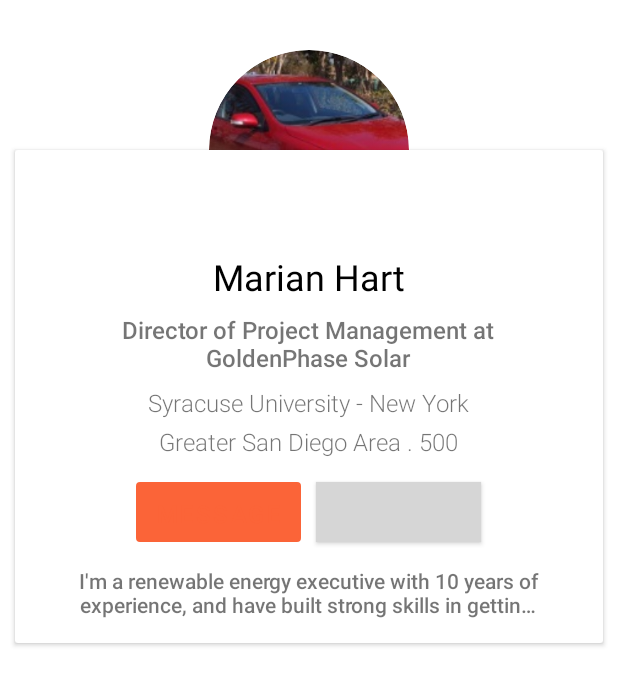
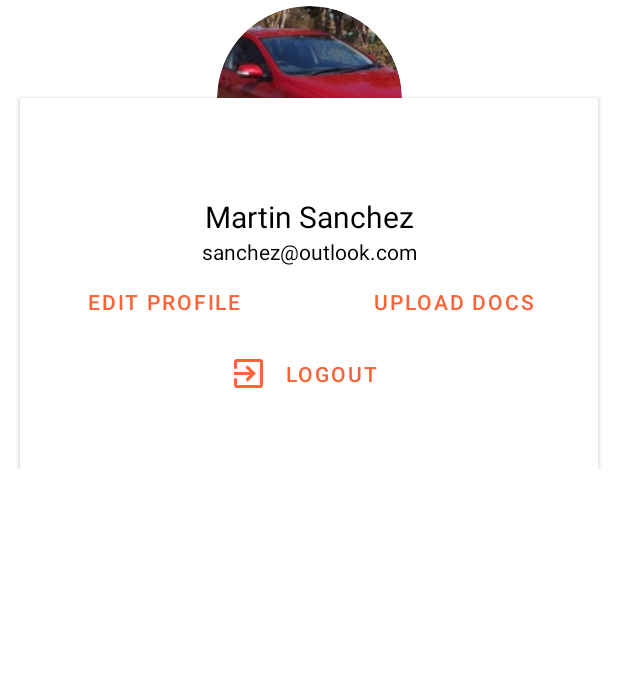
Before and after one commit to WambuaSimon/Unicorn-car-rental, an Android app: the layout profile.xml on its own in the app's theme, with its tools: preview values and no code run, on a phone screen of 412 x 824 dp. Shown: the top 685 px of the screen. Run offline under Robolectric (Android 15) with nearby library versions, the phone set to English and light mode, and no system bars; grey boxes are pictures that could not be loaded.

Commit message:
completed profile

```diff
--- a/app/build.gradle
+++ b/app/build.gradle
@@ -45,4 +45,6 @@ dependencies {
     implementation 'io.github.ivanespitiac:imageslider:1.0.2'
     implementation 'de.hdodenhof:circleimageview:2.0.0'
     implementation 'androidx.coordinatorlayout:coordinatorlayout:1.0.0'
+    implementation 'com.github.zawadz88.materialpopupmenu:material-popup-menu:3.4.0'
+    implementation "org.jetbrains.anko:anko:$anko_version"
 }
--- /dev/null
+++ b/app/src/main/res/drawable/exit_drawable.xml
@@ -0,0 +1,10 @@
+<?xml version="1.0" encoding="utf-8"?>
+<layer-list xmlns:android="http://schemas.android.com/apk/res/android" >
+
+    <item
+            android:drawable="@drawable/exit"
+            android:width="@dimen/_20sdp"
+            android:height="@dimen/_20sdp"
+    />
+
+</layer-list >
--- a/app/src/main/res/layout/photo_header.xml
+++ b/app/src/main/res/layout/photo_header.xml
@@ -6,18 +6,17 @@
 
     <de.hdodenhof.circleimageview.CircleImageView
             android:id="@+id/civProfilePic"
-            android:layout_width="140dp"
-            android:layout_height="140dp"
+            android:layout_width="@dimen/_100sdp"
+            android:layout_height="@dimen/_100sdp"
             android:src="@drawable/fielder"
             app:civ_border_color="#ffffff"
             app:civ_border_width="3dp" />
 
-    <TextView
+    <ImageView
+            android:visibility="gone"
             android:id="@+id/tvLevel"
             android:layout_width="wrap_content"
             android:layout_height="wrap_content"
-            android:text="2nd"
-            android:textSize="14sp"
-            android:fontFamily="sans-serif-condensed"
+            android:src="@android:drawable/ic_menu_edit"
             android:layout_gravity="bottom|end" />
 </FrameLayout>
--- a/app/src/main/res/layout/profile.xml
+++ b/app/src/main/res/layout/profile.xml
@@ -4,125 +4,8 @@
         xmlns:app="http://schemas.android.com/apk/res-auto"
         android:layout_width="match_parent"
         android:orientation="vertical"
-        android:layout_height="wrap_content" xmlns:androidx.coordinatorlayout="http://schemas.android.com/tools">
+        android:layout_height="wrap_content">
 
-
-    <RelativeLayout
-            android:id="@+id/relativeLayout"
-            android:layout_width="match_parent"
-            android:layout_height="match_parent"
-            android:layout_marginBottom="16dp"
-            android:layout_marginEnd="10dp"
-            android:layout_marginLeft="10dp"
-            android:layout_marginRight="10dp"
-            android:layout_marginStart="10dp"
-            android:layout_marginTop="100dp"
-            android:paddingBottom="16dp"
-            android:elevation="2dp"
-            android:background="@drawable/profile_background">
-
-        <TextView
-                android:id="@+id/tvName"
-                android:layout_width="wrap_content"
-                android:layout_height="wrap_content"
-                android:layout_centerHorizontal="true"
-                android:layout_marginTop="68dp"
-                android:layout_marginBottom="8dp"
-                android:text="Marian Hart"
-                android:textSize="24sp"
-                android:textColor="@android:color/black"
-                android:fontFamily="sans-serif"/>
-
-        <TextView
-                android:id="@+id/tvTitle"
-                android:layout_width="250dp"
-                android:layout_height="wrap_content"
-                android:layout_centerHorizontal="true"
-                android:layout_below="@id/tvName"
-                android:layout_marginBottom="8dp"
-                android:gravity="center"
-                android:lines="2"
-                android:text="Director of Project Management at GoldenPhase Solar"
-                android:textSize="16sp"
-                android:fontFamily="sans-serif-medium"/>
-
-        <TextView
-                android:id="@+id/tvEducation"
-                android:layout_width="wrap_content"
-                android:layout_height="wrap_content"
-                android:layout_centerHorizontal="true"
-                android:layout_below="@id/tvTitle"
-                android:layout_marginBottom="4dp"
-                android:text="Syracuse University - New York"
-                android:textSize="16sp"
-                android:fontFamily="sans-serif-light"/>
-
-        <TextView
-                android:id="@+id/tvAddress"
-                android:layout_width="wrap_content"
-                android:layout_height="wrap_content"
-                android:layout_centerHorizontal="true"
-                android:layout_below="@id/tvEducation"
-                android:layout_marginBottom="16dp"
-                android:text="Greater San Diego Area . 500"
-                android:textSize="16sp"
-                android:fontFamily="sans-serif-light"/>
-
-        <Space
-                android:id="@+id/spaceHolder"
-                android:layout_width="10dp"
-                android:layout_height="0dp"
-                android:layout_below="@id/tvEducation"
-                android:layout_centerHorizontal="true" />
-
-        <Button
-                android:id="@+id/btnMessage"
-                android:layout_width="110dp"
-                android:layout_height="40dp"
-                android:layout_toLeftOf="@id/spaceHolder"
-                android:layout_toStartOf="@id/spaceHolder"
-                android:layout_below="@id/tvAddress"
-                android:layout_marginBottom="16dp"
-                android:paddingStart="10dp"
-                android:paddingLeft="10dp"
-                android:paddingRight="10dp"
-                android:paddingEnd="10dp"
-                android:background="@drawable/message_button"
-                android:textColor="@color/colorAccent"
-                android:text="message"
-                android:textSize="16sp"
-                android:fontFamily="sans-serif-medium"/>
-
-        <Button
-                android:layout_width="110dp"
-                android:layout_height="40dp"
-                android:layout_toRightOf="@id/spaceHolder"
-                android:layout_toEndOf="@id/spaceHolder"
-                android:layout_below="@id/tvAddress"
-                android:layout_marginBottom="16dp"
-                android:paddingStart="10dp"
-                android:paddingLeft="10dp"
-                android:paddingRight="10dp"
-                android:paddingEnd="10dp"
-                android:background="@drawable/connect_button"
-                android:textColor="@android:color/white"
-                android:text="connect"
-                android:textSize="16sp"
-                android:fontFamily="sans-serif-medium"/>
-
-        <TextView
-                android:id="@+id/tvSummary"
-                android:layout_width="310dp"
-                android:layout_height="wrap_content"
-                android:layout_centerHorizontal="true"
-                android:layout_below="@id/btnMessage"
-                android:gravity="center"
-                android:lines="2"
-                android:ellipsize="end"
-                android:text="I'm a renewable energy executive with 10 years of experience, and have built strong skills in getting companies"
-                android:textSize="14sp"
-                android:fontFamily="sans-serif-medium"/>
-    </RelativeLayout>
     <include
             android:id="@+id/photoHeader"
             layout="@layout/photo_header"
@@ -131,5 +14,104 @@
             app:layout_anchor="@id/relativeLayout"
             app:layout_anchorGravity="top|center"/>
 
+    <LinearLayout
+            android:id="@+id/relativeLayout"
+            android:layout_width="match_parent"
+            android:layout_marginStart="@dimen/_10sdp"
+            android:layout_marginEnd="@dimen/_10sdp"
+            android:layout_height="wrap_content"
+
+            android:background="@color/white"
+            android:layout_marginTop="@dimen/_50sdp"
+            android:orientation="vertical"
+            android:elevation="2dp">
+
+
+        <TextView
+                android:text="Martin Sanchez"
+                android:textSize="20sp"
+                android:textColor="@color/black"
+                android:gravity="center"
+                android:id="@+id/name"
+                android:layout_marginTop="@dimen/_50sdp"
+                android:layout_width="match_parent"
+                android:layout_height="wrap_content"
+        />
+
+        <TextView android:layout_width="match_parent"
+                  android:text="sanchez@outlook.com"
+                  android:gravity="center"
+                  android:id="@+id/email"
+                  android:textColor="@color/black"
+                  android:layout_height="wrap_content"/>
+
+        <LinearLayout
+                android:layout_width="match_parent"
+                android:weightSum="1"
+                android:orientation="horizontal"
+                android:layout_gravity="center"
+                android:layout_height="wrap_content">
+
+            <com.google.android.material.button.MaterialButton
+                    android:id="@+id/edit_profile"
+                    style="@style/Widget.MaterialComponents.Button.TextButton"
+                    android:layout_width="0dp"
+                    android:layout_weight="0.5"
+                    android:layout_height="wrap_content"
+                    android:text="Edit Profile"/>
+
+
+            <com.google.android.material.button.MaterialButton
+                    android:id="@+id/upload_docs"
+                    style="@style/Widget.MaterialComponents.Button.TextButton"
+                    android:layout_width="0dp"
+                    android:layout_weight="0.5"
+                    android:layout_height="wrap_content"
+                    android:text="Upload Docs"/>
+
+
+        </LinearLayout>
+
+
+        <LinearLayout
+                android:layout_width="match_parent"
+                android:weightSum="1"
+                android:gravity="center"
+
+                android:orientation="horizontal"
+                android:layout_gravity="center"
+                android:layout_height="wrap_content">
+
+            <ImageButton
+                    android:layout_gravity="center"
+                    android:layout_width="0dp"
+                    android:layout_weight="0.1"
+                    android:tint="@color/colorAccent"
+                    android:layout_height="wrap_content"
+                    android:src="@drawable/exit_drawable"
+                    android:background="?attr/selectableItemBackgroundBorderless"/>
+
+            <com.google.android.material.button.MaterialButton
+                    android:id="@+id/logout"
+                    style="@style/Widget.MaterialComponents.Button.TextButton"
+                    android:layout_width="80dp"
+                    android:layout_height="wrap_content"
+                    android:text="Logout"/>
+
+        </LinearLayout>
+
+
+
+        <include
+                android:layout_marginTop="@dimen/_30sdp"
+                android:id="@+id/docs_layout"
+                layout="@layout/docs_layout"
+                android:layout_width="match_parent"
+                android:layout_height="wrap_content"
+               />
+
+
+    </LinearLayout>
+
 
 </androidx.coordinatorlayout.widget.CoordinatorLayout>
--- a/build.gradle
+++ b/build.gradle
@@ -2,6 +2,7 @@
 
 buildscript {
     ext.kotlin_version = '1.3.21'
+    ext.anko_version='0.10.8'
     repositories {
         google()
         jcenter()
```
Also changed, not shown: app/src/main/AndroidManifest.xml (+14 -2 lines), app/src/main/java/com/wizag/unicorn/ui/fragments/ProfileFragment.kt (+80 -6 lines), app/src/main/res/drawable/edit_drawable.xml (added, +10 -0 lines), app/src/main/res/layout/docs_layout.xml (added, +119 -0 lines), app/src/main/res/layout/profile_fragment.xml (+24 -9 lines), app/src/main/res/drawable/back.png (added), app/src/main/res/drawable/doc_sample.png (added), app/src/main/res/drawable/edit.png (added), app/src/main/res/drawable/exit.png (added).
